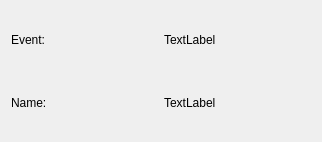
Qt form src/mobile-app/matchitemwidget.ui (Aesylwinn/software-engineering) before a commit.
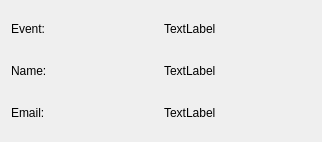
The same form after that commit.

```diff
--- a/src/mobile-app/matchitemwidget.ui
+++ b/src/mobile-app/matchitemwidget.ui
@@ -50,6 +50,24 @@
      </item>
     </layout>
    </item>
+   <item>
+    <layout class="QHBoxLayout" name="horizontalLayout_3">
+     <item>
+      <widget class="QLabel" name="emailLabel">
+       <property name="text">
+        <string>Email:</string>
+       </property>
+      </widget>
+     </item>
+     <item>
+      <widget class="QLabel" name="email">
+       <property name="text">
+        <string>TextLabel</string>
+       </property>
+      </widget>
+     </item>
+    </layout>
+   </item>
   </layout>
  </widget>
  <resources/>
```
